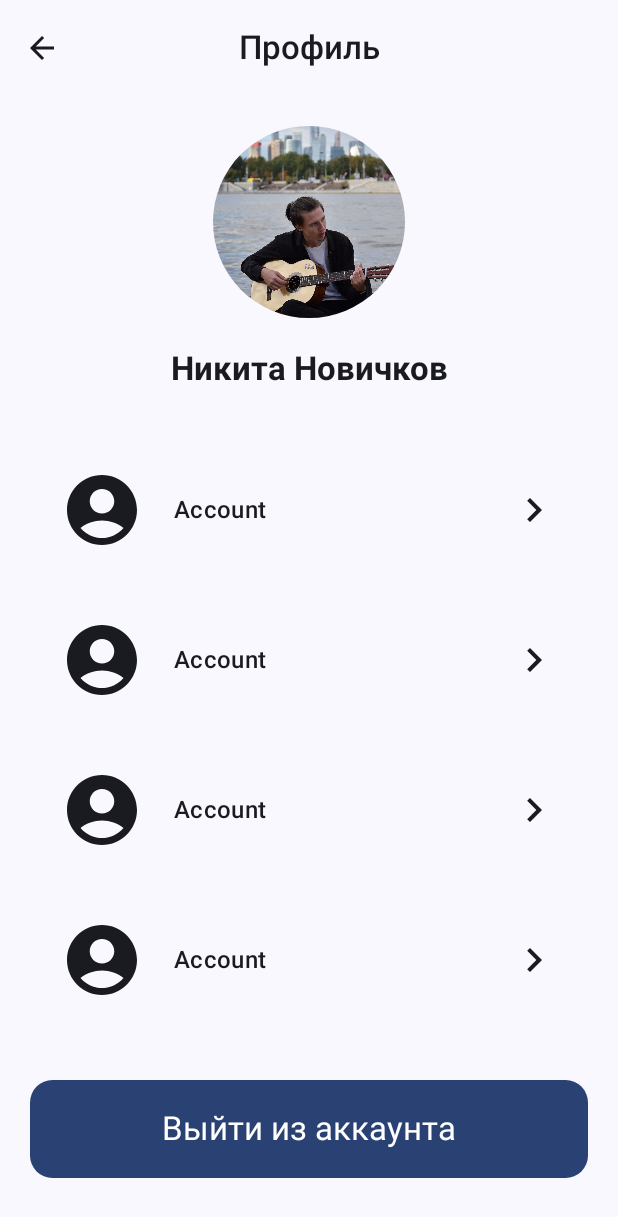
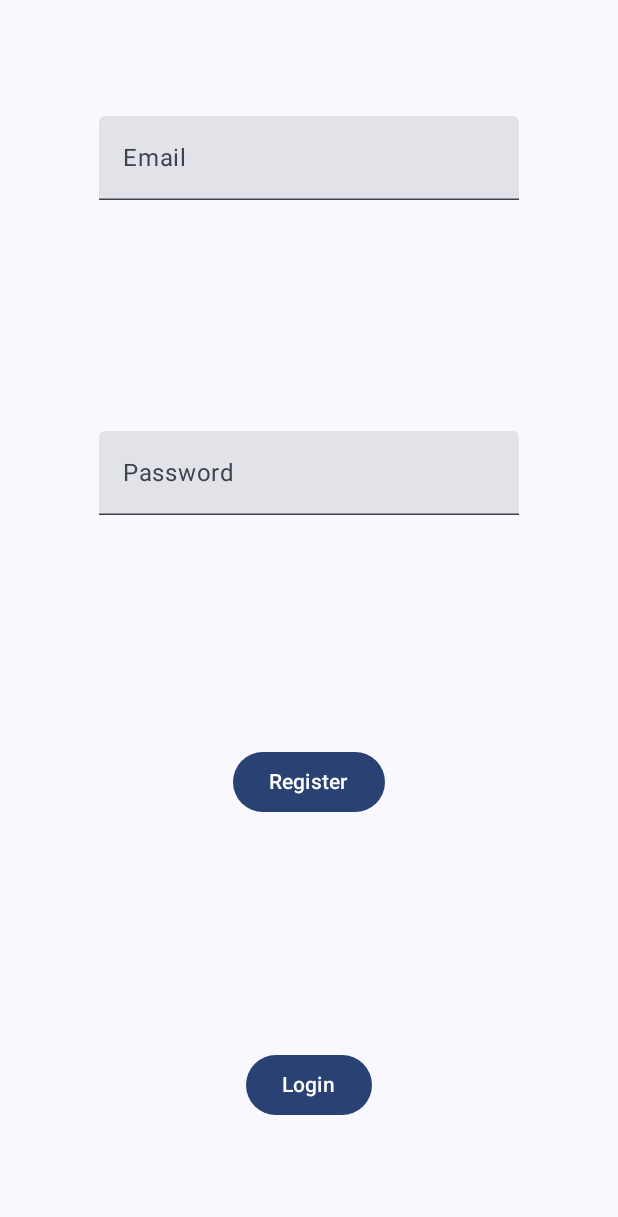
Before and after one commit to Towich/PerfumeStore, an Android app built with Jetpack Compose: the screen it shows after launch (MainActivity), after a tap on "Your photo", on a phone screen of 412 x 824 dp. Shown: the top 1217 px of the screen. Run offline under Robolectric (Android 15) with nearby library versions, the phone set to English and light mode, and no system bars; our stand-ins replace Firebase (no records; nobody signed in at launch, a user with empty details on screens opened directly); pictures from the network do not load; 2 statements that could not run were skipped.

Commit message:
feat: add Firebase Auth and Logo ~ Add LoginScreen ~ Connected Register and Login ~ Add Logo

```diff
--- a/app/build.gradle
+++ b/app/build.gradle
@@ -80,8 +80,12 @@ dependencies {
     implementation platform('com.google.firebase:firebase-bom:32.2.2')
 
     // Declare the dependencies for the desired Firebase products without specifying versions
-    implementation("com.google.firebase:firebase-database-ktx")
+    implementation 'com.google.firebase:firebase-database-ktx'
     implementation 'com.google.firebase:firebase-storage-ktx'
+    implementation 'com.google.firebase:firebase-auth-ktx'
+
+    // Also add the dependency for the Google Play services library and specify its version
+    implementation("com.google.android.gms:play-services-auth:20.7.0")
 
     // Ktor
     implementation "io.ktor:ktor-client-okhttp:2.3.3"
--- a/app/src/main/java/com/example/perfumestore/MainActivity.kt
+++ b/app/src/main/java/com/example/perfumestore/MainActivity.kt
@@ -13,10 +13,12 @@ import androidx.navigation.compose.rememberNavController
 import com.example.perfumestore.data.model.ProductItem
 import com.example.perfumestore.ui.screen.CartScreen
 import com.example.perfumestore.ui.screen.FinishOrderScreen
+import com.example.perfumestore.ui.screen.LoginScreen
 import com.example.perfumestore.ui.screen.ProductScreen
 import com.example.perfumestore.ui.screen.ProfileScreen
 import com.example.perfumestore.ui.screen.StartScreen
 import com.example.perfumestore.ui.theme.PerfumeStoreTheme
+import com.google.firebase.auth.FirebaseAuth
 
 class MainActivity : ComponentActivity() {
 
@@ -27,6 +29,7 @@ class MainActivity : ComponentActivity() {
             PerfumeStoreTheme {
                 val navController = rememberNavController()
                 val mViewModel: MainViewModel = viewModel()
+
                 NavHost(
                     navController = navController,
                     startDestination = "Start",
@@ -71,10 +74,19 @@ class MainActivity : ComponentActivity() {
                         )
                     }
                     composable("Profile"){
-                        ProfileScreen(
-                            mViewModel = mViewModel,
-                            navController = navController
-                        )
+                        if(mViewModel.isLoggedIntoAccount()){
+                            ProfileScreen(
+                                mViewModel = mViewModel,
+                                navController = navController
+                            )
+                        }
+                        else{
+                            LoginScreen(
+                                mViewModel = mViewModel,
+                                navController = navController
+                            )
+                        }
+
                     }
                 }
             }
--- a/app/src/main/java/com/example/perfumestore/ui/screen/FinishOrderScreen.kt
+++ b/app/src/main/java/com/example/perfumestore/ui/screen/FinishOrderScreen.kt
@@ -1,6 +1,7 @@
 package com.example.perfumestore.ui.screen
 
 import androidx.compose.foundation.Image
+import androidx.compose.foundation.background
 import androidx.compose.foundation.layout.*
 import androidx.compose.foundation.shape.RoundedCornerShape
 import androidx.compose.material3.Button
@@ -26,7 +27,8 @@ fun FinishOrderScreen(
 ){
     Column(
         modifier = Modifier
-            .fillMaxSize(),
+            .fillMaxSize()
+            .background(MaterialTheme.colorScheme.background),
         verticalArrangement = Arrangement.SpaceBetween,
         horizontalAlignment = Alignment.CenterHorizontally
     ) {
@@ -47,6 +49,7 @@ fun FinishOrderScreen(
             Text(
                 text = "Заказ оформлен",
                 style = MaterialTheme.typography.titleLarge,
+                color = MaterialTheme.colorScheme.onSecondary,
                 fontWeight = FontWeight.Bold,
                 modifier = Modifier
                     .padding(top = 75.dp)
@@ -55,6 +58,7 @@ fun FinishOrderScreen(
             Text(
                 text = "Ваш заказ оформлен, ожидайте подтверждения. Спасибо за покупку!",
                 style = MaterialTheme.typography.bodyMedium,
+                color = MaterialTheme.colorScheme.onSecondary,
                 fontWeight = FontWeight.W400,
                 modifier = Modifier
                     .padding(start = 100.dp, end = 100.dp, top = 20.dp),
--- a/app/src/main/java/com/example/perfumestore/ui/screen/ProductScreen.kt
+++ b/app/src/main/java/com/example/perfumestore/ui/screen/ProductScreen.kt
@@ -95,6 +95,7 @@ fun ProductScreen(
             modifier = Modifier
                 .fillMaxSize()
                 .background(MaterialTheme.colorScheme.background)
+                .padding(it)
         ) {
 
             // Image
--- a/app/src/main/java/com/example/perfumestore/ui/screen/ProfileScreen.kt
+++ b/app/src/main/java/com/example/perfumestore/ui/screen/ProfileScreen.kt
@@ -1,6 +1,11 @@
 package com.example.perfumestore.ui.screen
 
+import android.content.Context
+import android.content.Intent
+import android.util.Log
+import android.widget.Toast
 import androidx.compose.foundation.Image
+import androidx.compose.foundation.background
 import androidx.compose.foundation.clickable
 import androidx.compose.foundation.layout.Arrangement
 import androidx.compose.foundation.layout.Box
@@ -30,8 +35,13 @@ import androidx.compose.material3.IconButton
 import androidx.compose.material3.MaterialTheme
 import androidx.compose.material3.Scaffold
 import androidx.compose.material3.Text
+import androidx.compose.material3.TextField
 import androidx.compose.material3.TopAppBarDefaults
 import androidx.compose.runtime.Composable
+import androidx.compose.runtime.getValue
+import androidx.compose.runtime.mutableStateOf
+import androidx.compose.runtime.remember
+import androidx.compose.runtime.setValue
 import androidx.compose.ui.Alignment
 import androidx.compose.ui.Modifier
 import androidx.compose.ui.draw.clip
@@ -42,8 +52,87 @@ import androidx.compose.ui.text.font.FontWeight
 import androidx.compose.ui.tooling.preview.Preview
 import androidx.compose.ui.unit.dp
 import androidx.navigation.NavController
+import com.example.perfumestore.MainActivity
 import com.example.perfumestore.MainViewModel
 import com.example.perfumestore.R
+import com.google.firebase.auth.FirebaseAuth
+
+@Composable
+fun LoginScreen(
+    mViewModel: MainViewModel,
+    navController: NavController
+) {
+    Column(
+        modifier = Modifier
+            .fillMaxSize()
+            .background(MaterialTheme.colorScheme.background),
+        horizontalAlignment = Alignment.CenterHorizontally,
+        verticalArrangement = Arrangement.SpaceAround
+    ) {
+        var emailInput by remember { mutableStateOf("") }
+        var passwordInput by remember { mutableStateOf("") }
+
+        // Email input
+        TextField(
+            value = emailInput,
+            onValueChange = { newEmail ->
+                emailInput = newEmail
+            },
+            label = {
+                Text(
+                    text = "Email"
+                )
+            }
+        )
+
+        // Password input
+        TextField(
+            value = passwordInput,
+            onValueChange = { newPass ->
+                passwordInput = newPass
+            },
+            label = {
+                Text(
+                    text = "Password"
+                )
+            }
+        )
+
+        // Button "Register"
+        Button(
+            onClick = {
+                mViewModel.registerViaEmailPassword(emailInput, passwordInput) { authResult ->
+                    if (authResult.isSuccessful) {
+                        navController.navigate("Profile") {
+                            popUpTo("Start")
+                        }
+                    } else {
+                        Log.e("AUTH", authResult.exception.toString())
+                    }
+                }
+            }
+        ) {
+            Text(text = "Register")
+        }
+
+        // Button "Login"
+        Button(
+            onClick = {
+                mViewModel.signInViaEmailPassword(emailInput, passwordInput){ authResult ->
+                    if (authResult.isSuccessful) {
+                        navController.navigate("Profile") {
+                            popUpTo("Start")
+                        }
+                    } else {
+                        Log.e("AUTH", authResult.exception.toString())
+                    }
+                }
+            }
+        ) {
+            Text(text = "Login")
+        }
+    }
+}
 
 @OptIn(ExperimentalMaterial3Api::class)
 @Composable
@@ -102,7 +191,7 @@ fun ProfileScreen(
             )
 
             Text(
-                text = "Никита Новичков",
+                text = mViewModel.getNameAccount(),
                 fontWeight = FontWeight.Bold,
                 modifier = Modifier.padding(top = 20.dp, bottom = 20.dp),
                 style = MaterialTheme.typography.titleLarge
@@ -117,8 +206,10 @@ fun ProfileScreen(
 
             Button(
                 onClick = {
-                    navController.navigate("Start"){
-                        popUpTo(0)
+                    mViewModel.logOutFromAccount()
+
+                    navController.navigate("Profile") {
+                        popUpTo("Start")
                     }
                 },
                 modifier = Modifier
@@ -156,7 +247,8 @@ fun ActionCard(
             .padding(top = 20.dp, start = 20.dp, end = 20.dp)
     ) {
         Row(
-            modifier = Modifier.fillMaxSize()
+            modifier = Modifier
+                .fillMaxSize()
                 .clickable { onClick() },
             verticalAlignment = Alignment.CenterVertically,
         ) {
--- a/app/src/main/java/com/example/perfumestore/ui/screen/StartScreen.kt
+++ b/app/src/main/java/com/example/perfumestore/ui/screen/StartScreen.kt
@@ -73,7 +73,7 @@ fun StartScreen(
 
                     // Profile
                     Image(
-                        painter = painterResource(id = R.drawable.towich_photo),
+                        painter = if(mViewModel.isLoggedIntoAccount()) painterResource(id = R.drawable.towich_photo) else painterResource(id = R.drawable.profile_icon),
                         contentDescription = "Your photo",
                         contentScale = ContentScale.Crop,
                         modifier = Modifier
--- a/app/src/main/java/com/example/perfumestore/ui/theme/Theme.kt
+++ b/app/src/main/java/com/example/perfumestore/ui/theme/Theme.kt
@@ -17,7 +17,8 @@ private val DarkColorScheme = darkColorScheme(
     tertiary = Pink80,
     background = Galaxy,
     surface = SpaceGrey,
-    onPrimary = White
+    onPrimary = White,
+    onSecondary = White
 )
 
 private val LightColorScheme = lightColorScheme(
@@ -26,7 +27,8 @@ private val LightColorScheme = lightColorScheme(
     tertiary = Pink40,
     background = White_F8,
     surface = White,
-    onPrimary = White
+    onPrimary = White,
+    onSecondary = Space
 
     /* Other default colors to override
     background = Color(0xFFFFFBFE),
```
Also changed, not shown: app/src/main/AndroidManifest.xml (+3 -5 lines), app/src/main/java/com/example/perfumestore/MainRepository.kt (+30 -1 lines), app/src/main/java/com/example/perfumestore/MainViewModel.kt (+18 -0 lines), app/src/main/res/drawable/logo_app.png (added), app/src/main/res/drawable/profile_icon.png (added).
